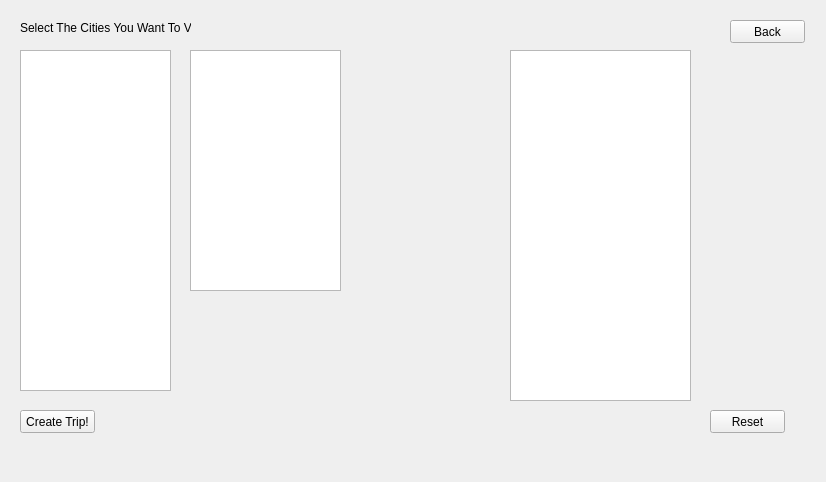
This is EuropeanVacation/mainwindow.ui in Sakezone/CS1D-Project as Qt 5 draws it before an edit. The edited form follows.
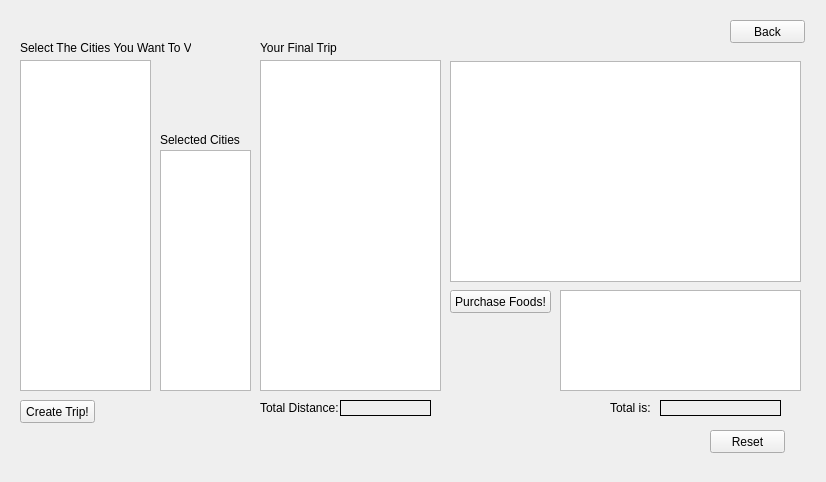
This is the edited form. The open tabs and pages were chosen to show the change. Icons and pictures are not drawn.

Diff of the .ui file:
```diff
--- a/EuropeanVacation/mainwindow.ui
+++ b/EuropeanVacation/mainwindow.ui
@@ -490,9 +490,9 @@
       <property name="geometry">
        <rect>
         <x>10</x>
-        <y>40</y>
-        <width>151</width>
-        <height>341</height>
+        <y>50</y>
+        <width>131</width>
+        <height>331</height>
        </rect>
       </property>
      </widget>
@@ -500,7 +500,7 @@
       <property name="geometry">
        <rect>
         <x>10</x>
-        <y>10</y>
+        <y>30</y>
         <width>171</width>
         <height>16</height>
        </rect>
@@ -513,7 +513,7 @@
       <property name="geometry">
        <rect>
         <x>10</x>
-        <y>400</y>
+        <y>390</y>
         <width>75</width>
         <height>23</height>
        </rect>
@@ -526,7 +526,7 @@
       <property name="geometry">
        <rect>
         <x>700</x>
-        <y>400</y>
+        <y>420</y>
         <width>75</width>
         <height>23</height>
        </rect>
@@ -551,23 +551,140 @@
      <widget class="QTableWidget" name="customTripSelect_tableWidget">
       <property name="geometry">
        <rect>
-        <x>500</x>
-        <y>40</y>
+        <x>250</x>
+        <y>50</y>
         <width>181</width>
-        <height>351</height>
+        <height>331</height>
        </rect>
       </property>
      </widget>
      <widget class="QTextBrowser" name="customTrip_textBrowser">
       <property name="geometry">
        <rect>
-        <x>180</x>
-        <y>40</y>
-        <width>151</width>
+        <x>150</x>
+        <y>140</y>
+        <width>91</width>
         <height>241</height>
        </rect>
       </property>
      </widget>
+     <widget class="QLabel" name="label_2">
+      <property name="geometry">
+       <rect>
+        <x>150</x>
+        <y>120</y>
+        <width>81</width>
+        <height>20</height>
+       </rect>
+      </property>
+      <property name="text">
+       <string>Selected Cities</string>
+      </property>
+     </widget>
+     <widget class="QLabel" name="label_3">
+      <property name="geometry">
+       <rect>
+        <x>250</x>
+        <y>30</y>
+        <width>81</width>
+        <height>16</height>
+       </rect>
+      </property>
+      <property name="text">
+       <string>Your Final Trip</string>
+      </property>
+     </widget>
+     <widget class="QLabel" name="customTripTotalDistance_label">
+      <property name="geometry">
+       <rect>
+        <x>330</x>
+        <y>390</y>
+        <width>91</width>
+        <height>16</height>
+       </rect>
+      </property>
+      <property name="frameShape">
+       <enum>QFrame::Panel</enum>
+      </property>
+      <property name="text">
+       <string/>
+      </property>
+     </widget>
+     <widget class="QLabel" name="label_5">
+      <property name="geometry">
+       <rect>
+        <x>250</x>
+        <y>390</y>
+        <width>81</width>
+        <height>16</height>
+       </rect>
+      </property>
+      <property name="text">
+       <string>Total Distance:</string>
+      </property>
+     </widget>
+     <widget class="QLabel" name="promptTotal_label_2">
+      <property name="geometry">
+       <rect>
+        <x>600</x>
+        <y>390</y>
+        <width>41</width>
+        <height>16</height>
+       </rect>
+      </property>
+      <property name="text">
+       <string>Total is:</string>
+      </property>
+     </widget>
+     <widget class="QTextBrowser" name="customFoodReceipt_tableView">
+      <property name="geometry">
+       <rect>
+        <x>550</x>
+        <y>280</y>
+        <width>241</width>
+        <height>101</height>
+       </rect>
+      </property>
+     </widget>
+     <widget class="QLabel" name="customTotalCost_label">
+      <property name="geometry">
+       <rect>
+        <x>650</x>
+        <y>390</y>
+        <width>121</width>
+        <height>16</height>
+       </rect>
+      </property>
+      <property name="frameShape">
+       <enum>QFrame::Panel</enum>
+      </property>
+      <property name="text">
+       <string/>
+      </property>
+     </widget>
+     <widget class="QTableWidget" name="customPurchaseFoods_tableWidget">
+      <property name="geometry">
+       <rect>
+        <x>440</x>
+        <y>51</y>
+        <width>351</width>
+        <height>221</height>
+       </rect>
+      </property>
+     </widget>
+     <widget class="QPushButton" name="customPurchaseFoods_pushButton">
+      <property name="geometry">
+       <rect>
+        <x>440</x>
+        <y>280</y>
+        <width>101</width>
+        <height>23</height>
+       </rect>
+      </property>
+      <property name="text">
+       <string>Purchase Foods!</string>
+      </property>
+     </widget>
     </widget>
     <widget class="QWidget" name="viewCitiesAndFoods_page">
      <widget class="QTableView" name="userViewCities_tableView">
```
Left out of the diff: 41 changed lines with no effect on the pictures.
